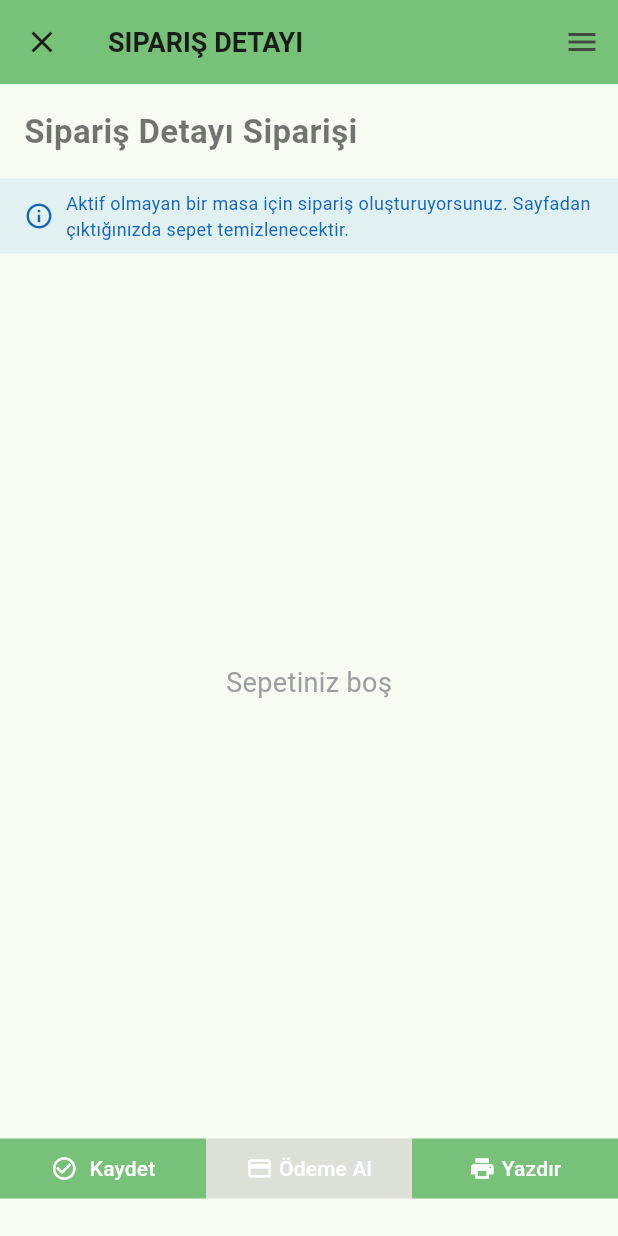
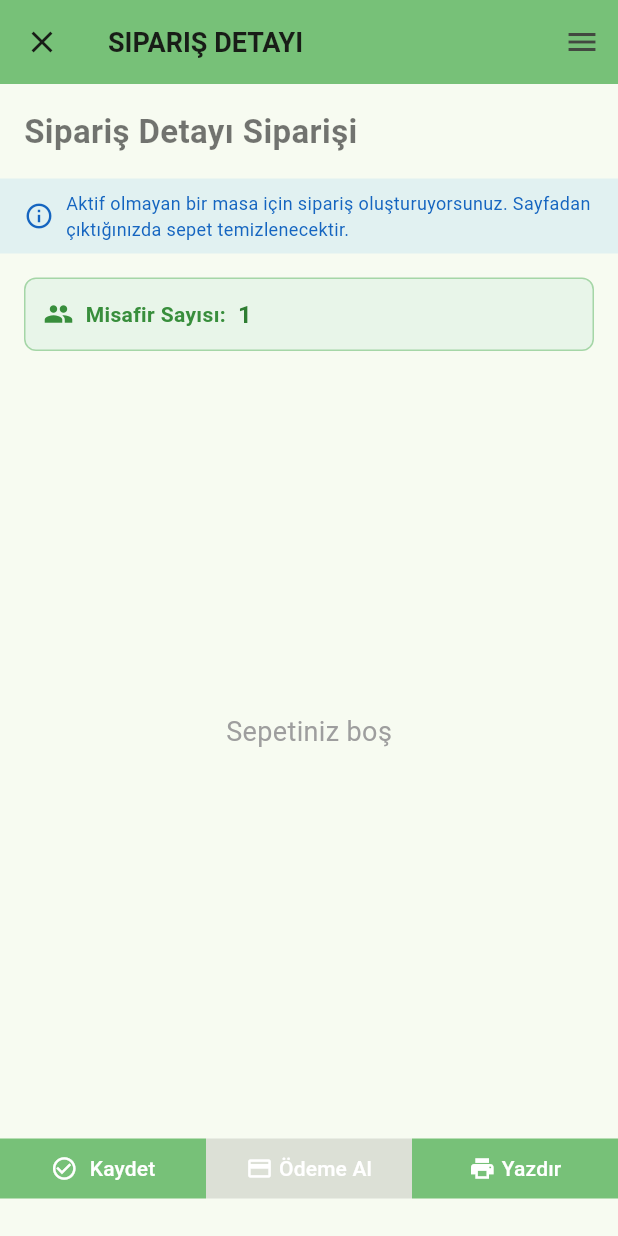
Before and after one commit to gorkemoa/pos701, a Flutter app: the BasketView screen opened by its route, on a phone screen of 412 x 824 dp. Run offline on Flutter 3.47's test engine with Material 3 defaults, Android fonts, the phone set to English and light mode, and no system bars; our stand-ins replace dio, fl_chart, logger, shared_preferences; accounts and stored records are empty.

Commit message:
Sepet ve kategori görünümüne misafir sayısı desteği eklendi. 'orderGuest' alanı tanımlanarak, kullanıcı arayüzünde misafir sayısı bilgisi gösterildi ve misafir sayısını ayarlamak için bir diyalog penceresi oluşturuldu. İlgili loglama güncellemeleri yapıldı.

```diff
--- a/lib/views/basket_view.dart
+++ b/lib/views/basket_view.dart
@@ -17,12 +17,14 @@ class BasketView extends StatefulWidget {
   final String tableName;
   final int? orderID;
   final String orderDesc;
+  final int orderGuest;
 
   const BasketView({
     Key? key,
     required this.tableName,
     this.orderID,
     this.orderDesc = '',
+    this.orderGuest = 1,
   }) : super(key: key);
 
   @override
@@ -39,11 +41,13 @@ class _BasketViewState extends State<BasketView> {
   bool _isSiparisOlusturuldu = false; // Sipariş oluşturuldu mu flag'i
   BasketViewModel? _basketViewModel; // BasketViewModel referansı
   String _orderDesc = ''; // Sipariş açıklaması
+  int _orderGuest = 1; // Misafir sayısı
 
   @override
   void initState() {
     super.initState();
     _orderDesc = widget.orderDesc; // Sipariş açıklamasını başlangıçta al
+    _orderGuest = widget.orderGuest; // Misafir sayısını başlangıçta al
     _initializeData();
   }
 
@@ -269,7 +273,7 @@ class _BasketViewState extends State<BasketView> {
       tableID: _tableID!,
       tableName: widget.tableName,
       sepetUrunleri: basketViewModel.items,
-      orderGuest: 1,
+      orderGuest: _orderGuest,
       kuverQty: 1,
       orderDesc: _orderDesc, // Sipariş açıklamasını gönder
     );
@@ -284,7 +288,7 @@ class _BasketViewState extends State<BasketView> {
       compID: _compID!,
       orderID: widget.orderID!,
       sepetUrunleri: basketViewModel.items,
-      orderGuest: 1,
+      orderGuest: _orderGuest,
       kuverQty: 1,
       orderDesc: _orderDesc, // Sipariş açıklamasını gönder
     );
@@ -494,6 +498,40 @@ class _BasketViewState extends State<BasketView> {
                         ],
                       ),
                     ),
+
+                  // Misafir Sayısı Bilgisi
+                  Container(
+                    margin: const EdgeInsets.symmetric(horizontal: 16, vertical: 8),
+                    padding: const EdgeInsets.all(12),
+                    decoration: BoxDecoration(
+                      color: Colors.green.shade50,
+                      borderRadius: BorderRadius.circular(8),
+                      border: Border.all(color: Colors.green.shade200),
+                    ),
+                    child: Row(
+                      children: [
+                        Icon(Icons.people, color: Colors.green.shade700, size: 20),
+                        const SizedBox(width: 8),
+                        Text(
+                          'Misafir Sayısı:',
+                          style: TextStyle(
+                            fontWeight: FontWeight.bold,
+                            color: Colors.green.shade700,
+                            fontSize: 14,
+                          ),
+                        ),
+                        const SizedBox(width: 8),
+                        Text(
+                          '$_orderGuest',
+                          style: TextStyle(
+                            color: Colors.green.shade800,
+                            fontSize: 16,
+                            fontWeight: FontWeight.bold,
+                          ),
+                        ),
+                      ],
+                    ),
+                  ),
 
                   // Sepet Öğeleri Listesi
                   Expanded(
```
Also changed, not shown: lib/views/category_view.dart (+96 -1 lines).
